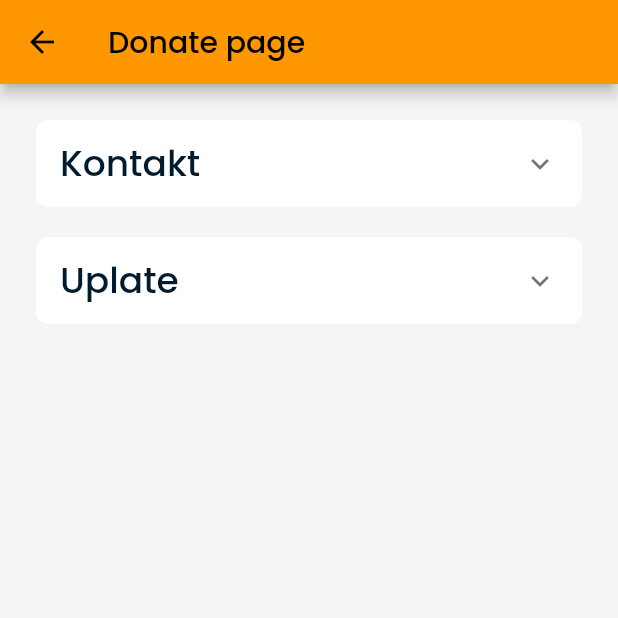
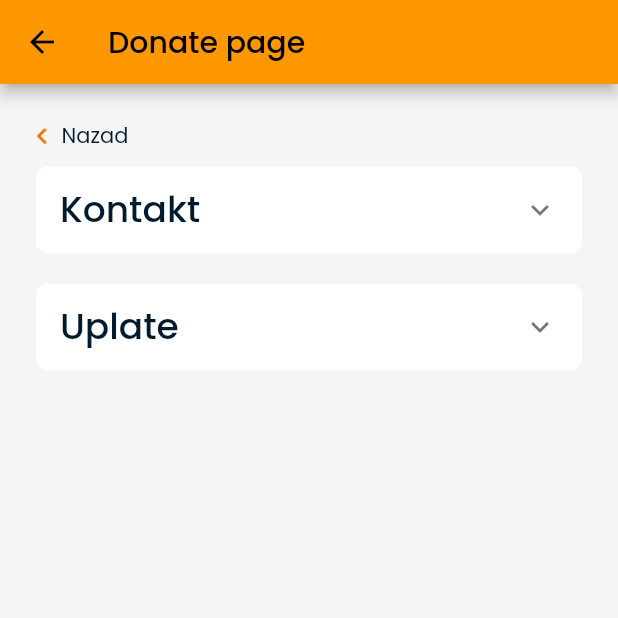
Before and after one commit to vegaitglobal/zajedno-za-osmeh-app, a Flutter app: the DonatePage screen opened directly, on a phone screen of 412 x 824 dp, the top half of it. Run offline on Flutter 3.47's test engine with Material 2 defaults, Android fonts, the phone set to English and light mode, and no system bars; our stand-ins replace bloc, dio, drift, equatable, flutter_bloc, get_it and 4 more; missing offline and left inert: dart:ffi; accounts and stored records are empty; generated files the repository leaves out were written again; network calls fail.

Commit message:
Add back button to donate page

```diff
--- a/lib/ui/donate_page/view/donate_page.dart
+++ b/lib/ui/donate_page/view/donate_page.dart
@@ -11,10 +11,34 @@ class DonatePage extends StatelessWidget {
     return Scaffold(
       appBar: AppBar(title: const Text('Donate page')),
       body: SingleChildScrollView(
-        child: const Padding(
+        child: Padding(
           padding: EdgeInsets.all(24),
           child: Column(
+            crossAxisAlignment: CrossAxisAlignment.start,
             children: [
+              Row(
+                children: [
+                  Image.asset(
+                    'assets/images/icons/left_arrow.png',
+                    height: 14,
+                    width: 7,
+                  ),
+                  SizedBox(
+                    width: 10,
+                  ),
+                  Text(
+                    'Nazad',
+                    style: TextStyle(
+                      fontSize: 14,
+                      fontWeight: FontWeight.w400,
+                      color: AppColors.textColor,
+                    ),
+                  )
+                ],
+              ),
+              SizedBox(
+                height: 10,
+              ),
               ContactInfo(),
               SizedBox(
                 height: 20,
--- a/pubspec.yaml
+++ b/pubspec.yaml
@@ -86,6 +86,7 @@ flutter:
     - assets/images/icons/bank_qr_code.png
     - assets/images/icons/credit_agricole.png
     - assets/images/icons/pdf_icon.png
+    - assets/images/icons/left_arrow.png
 
   # An image asset can refer to one or more resolution-specific "variants", see
   # https://flutter.dev/assets-and-images/#resolution-aware
```
Also changed, not shown: assets/images/icons/left_arrow.png (added).
